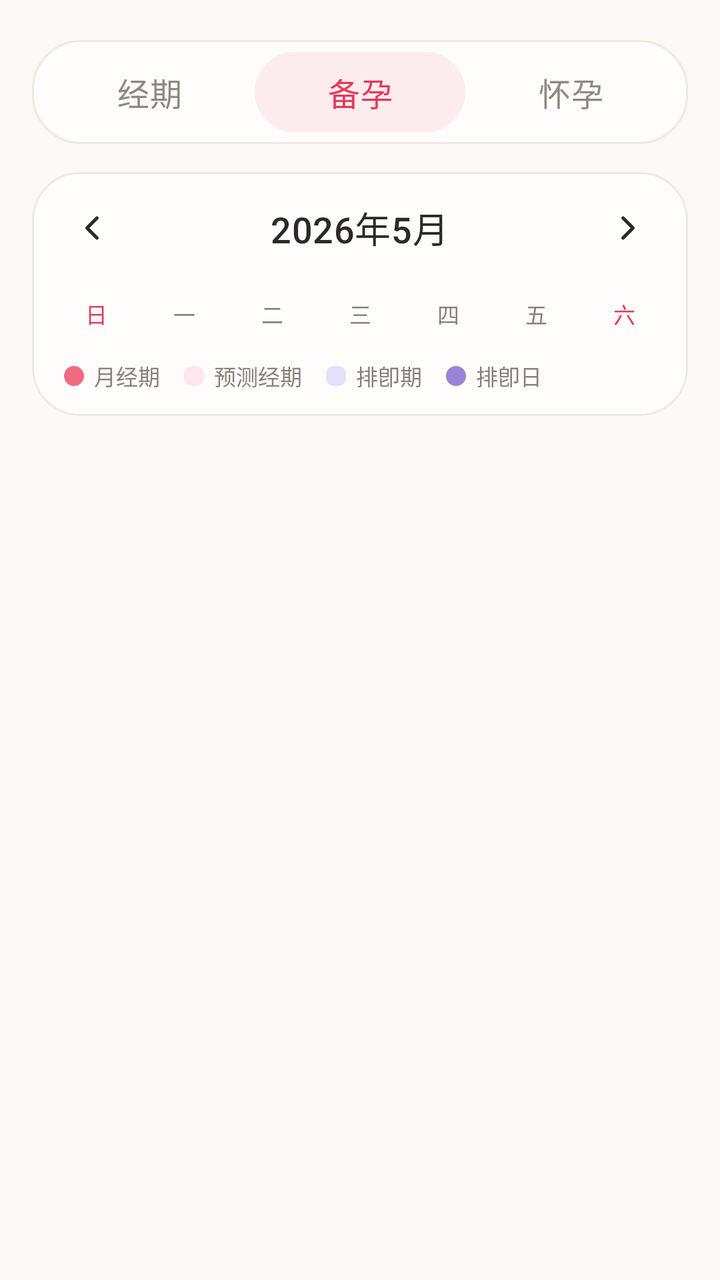
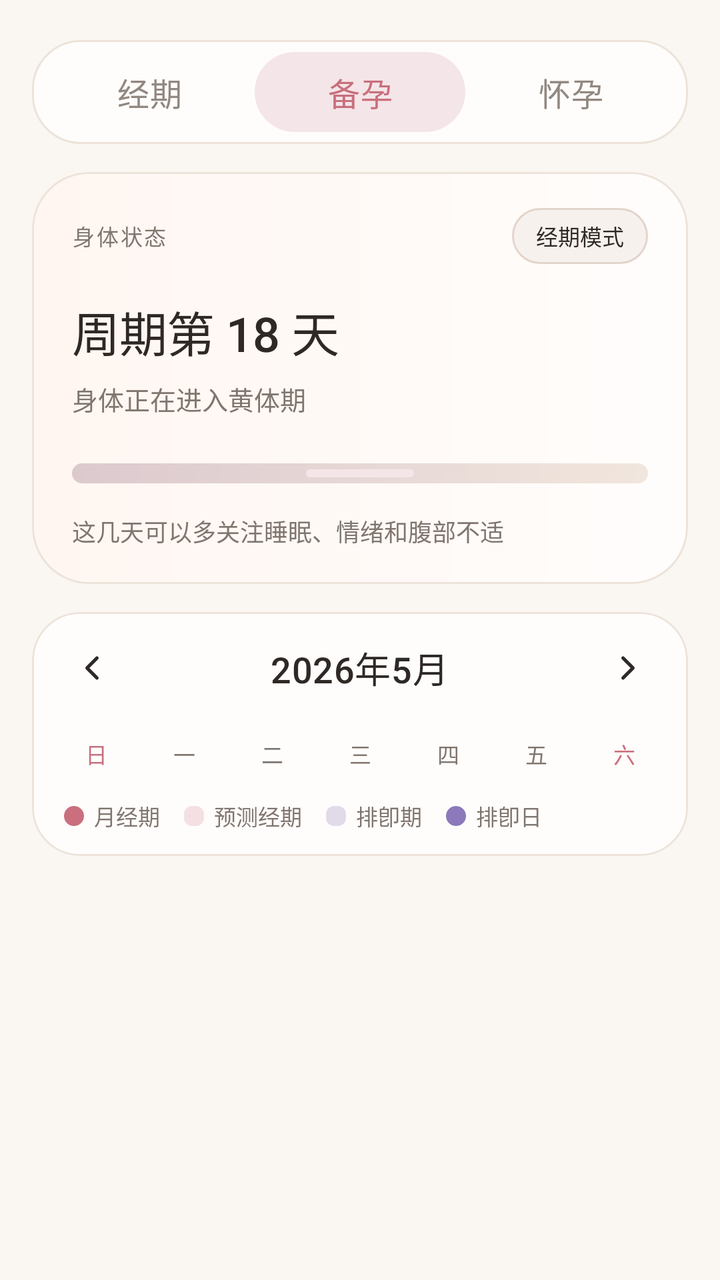

Screens rendered from an Android XML layout before and after an edit, with the pre-edit source and the edit as a unified diff.
<!-- AndroidManifest.xml: application theme Theme.Athena -->
<!-- res/layout/fragment_pregnancy_prep.xml -->
<?xml version="1.0" encoding="utf-8"?>
<androidx.core.widget.NestedScrollView
    xmlns:android="http://schemas.android.com/apk/res/android"
    xmlns:app="http://schemas.android.com/apk/res-auto"
    android:layout_width="match_parent"
    android:layout_height="match_parent"
    android:background="@color/health_page_bg"
    android:fillViewport="true">

    <LinearLayout
        android:layout_width="match_parent"
        android:layout_height="wrap_content"
        android:orientation="vertical"
        android:paddingBottom="24dp">

        <LinearLayout
            android:id="@+id/period_top_tabs"
            android:layout_width="match_parent"
            android:layout_height="wrap_content"
            android:layout_marginStart="16dp"
            android:layout_marginTop="20dp"
            android:layout_marginEnd="16dp"
            android:background="@drawable/bg_health_tabs_container"
            android:gravity="center"
            android:orientation="horizontal"
            android:padding="6dp">

            <TextView
                android:id="@+id/tab_period"
                style="@style/HealthTabTextInactive"
                android:layout_width="0dp"
                android:layout_height="40dp"
                android:layout_weight="1"
                android:gravity="center"
                android:text="&#32463;&#26399;" />

            <TextView
                android:id="@+id/tab_pregnancy_prep"
                style="@style/HealthTabTextActive"
                android:layout_width="0dp"
                android:layout_height="40dp"
                android:layout_weight="1"
                android:background="@drawable/bg_health_tab_active"
                android:gravity="center"
                android:text="&#22791;&#23381;" />

            <TextView
                android:id="@+id/tab_pregnancy"
                style="@style/HealthTabTextInactive"
                android:layout_width="0dp"
                android:layout_height="40dp"
                android:layout_weight="1"
                android:gravity="center"
                android:text="&#24576;&#23381;" />

        </LinearLayout>

        <com.google.android.material.card.MaterialCardView
            android:layout_width="match_parent"
            android:layout_height="wrap_content"
            android:layout_marginStart="16dp"
            android:layout_marginTop="14dp"
            android:layout_marginEnd="16dp"
            app:cardBackgroundColor="@color/health_card_bg"
            app:cardCornerRadius="24dp"
            app:cardElevation="0dp"
            app:strokeColor="@color/health_card_stroke"
            app:strokeWidth="1dp">

            <LinearLayout
                android:layout_width="match_parent"
                android:layout_height="wrap_content"
                android:orientation="vertical"
                android:paddingBottom="12dp">

                <RelativeLayout
                    android:layout_width="match_parent"
                    android:layout_height="56dp"
                    android:paddingStart="10dp"
                    android:paddingEnd="10dp">

                    <ImageButton
                        android:id="@+id/btn_prev_month"
                        android:layout_width="40dp"
                        android:layout_height="40dp"
                        android:layout_alignParentStart="true"
                        android:layout_centerVertical="true"
                        android:background="?attr/selectableItemBackgroundBorderless"
                        android:contentDescription="&#19978;&#19968;&#26376;"
                        android:padding="10dp"
                        android:scaleType="centerInside"
                        android:src="@drawable/ic_arrow_back"
                        app:tint="@color/health_text_primary" />

                    <TextView
                        android:id="@+id/tv_month_year"
                        style="@style/HealthMonthText"
                        android:layout_width="wrap_content"
                        android:layout_height="wrap_content"
                        android:layout_centerInParent="true"
                        android:text="2026&#24180;5&#26376;" />

                    <ImageButton
                        android:id="@+id/btn_next_month"
                        android:layout_width="40dp"
                        android:layout_height="40dp"
                        android:layout_alignParentEnd="true"
                        android:layout_centerVertical="true"
                        android:background="?attr/selectableItemBackgroundBorderless"
                        android:contentDescription="&#19979;&#19968;&#26376;"
                        android:padding="10dp"
                        android:scaleType="centerInside"
                        android:src="@drawable/ic_arrow_right"
                        app:tint="@color/health_text_primary" />

                </RelativeLayout>

                <LinearLayout
                    android:layout_width="match_parent"
                    android:layout_height="30dp"
                    android:orientation="horizontal"
                    android:paddingStart="10dp"
                    android:paddingEnd="10dp">

                    <TextView style="@style/HealthLegendText" android:layout_width="0dp" android:layout_height="match_parent" android:layout_weight="1" android:gravity="center" android:text="&#26085;" android:textColor="@color/period_rose" />
                    <TextView style="@style/HealthLegendText" android:layout_width="0dp" android:layout_height="match_parent" android:layout_weight="1" android:gravity="center" android:text="&#19968;" />
                    <TextView style="@style/HealthLegendText" android:layout_width="0dp" android:layout_height="match_parent" android:layout_weight="1" android:gravity="center" android:text="&#20108;" />
                    <TextView style="@style/HealthLegendText" android:layout_width="0dp" android:layout_height="match_parent" android:layout_weight="1" android:gravity="center" android:text="&#19977;" />
                    <TextView style="@style/HealthLegendText" android:layout_width="0dp" android:layout_height="match_parent" android:layout_weight="1" android:gravity="center" android:text="&#22235;" />
                    <TextView style="@style/HealthLegendText" android:layout_width="0dp" android:layout_height="match_parent" android:layout_weight="1" android:gravity="center" android:text="&#20116;" />
                    <TextView style="@style/HealthLegendText" android:layout_width="0dp" android:layout_height="match_parent" android:layout_weight="1" android:gravity="center" android:text="&#20845;" android:textColor="@color/period_rose" />

                </LinearLayout>

                <androidx.recyclerview.widget.RecyclerView
                    android:id="@+id/rv_calendar"
                    android:layout_width="match_parent"
                    android:layout_height="wrap_content"
                    android:nestedScrollingEnabled="false"
                    android:overScrollMode="never"
                    android:paddingStart="8dp"
                    android:paddingEnd="8dp" />

                <LinearLayout
                    android:layout_width="match_parent"
                    android:layout_height="wrap_content"
                    android:gravity="center_vertical"
                    android:orientation="horizontal"
                    android:paddingStart="16dp"
                    android:paddingTop="8dp"
                    android:paddingEnd="16dp">

                    <View android:layout_width="10dp" android:layout_height="10dp" android:background="@drawable/legend_dot_period" />
                    <TextView style="@style/HealthLegendText" android:layout_width="wrap_content" android:layout_height="wrap_content" android:layout_marginStart="5dp" android:layout_marginEnd="12dp" android:text="&#26376;&#32463;&#26399;" />
                    <View android:layout_width="10dp" android:layout_height="10dp" android:background="@drawable/legend_rect_predicted" />
                    <TextView style="@style/HealthLegendText" android:layout_width="wrap_content" android:layout_height="wrap_content" android:layout_marginStart="5dp" android:layout_marginEnd="12dp" android:text="&#39044;&#27979;&#32463;&#26399;" />
                    <View android:layout_width="10dp" android:layout_height="10dp" android:background="@drawable/legend_rect_ovulation" />
                    <TextView style="@style/HealthLegendText" android:layout_width="wrap_content" android:layout_height="wrap_content" android:layout_marginStart="5dp" android:layout_marginEnd="12dp" android:text="&#25490;&#21373;&#26399;" />
                    <View android:layout_width="10dp" android:layout_height="10dp" android:background="@drawable/legend_dot_ovulation_day" />
                    <TextView style="@style/HealthLegendText" android:layout_width="wrap_content" android:layout_height="wrap_content" android:layout_marginStart="5dp" android:text="&#25490;&#21373;&#26085;" />

                </LinearLayout>

            </LinearLayout>

        </com.google.android.material.card.MaterialCardView>

        <com.google.android.material.card.MaterialCardView
            android:layout_width="match_parent"
            android:layout_height="wrap_content"
            android:layout_marginStart="16dp"
            android:layout_marginTop="14dp"
            android:layout_marginEnd="16dp"
            android:layout_marginBottom="20dp"
            app:cardBackgroundColor="@color/health_card_bg"
            app:cardCornerRadius="22dp"
            app:cardElevation="0dp"
            app:strokeColor="@color/health_card_stroke"
            app:strokeWidth="1dp">

            <LinearLayout
                android:id="@+id/action_list_container"
                android:layout_width="match_parent"
                android:layout_height="wrap_content"
                android:orientation="vertical" />

        </com.google.android.material.card.MaterialCardView>

    </LinearLayout>

</androidx.core.widget.NestedScrollView>
<!-- resources referenced by this layout -->
<resources>
  <color name="health_card_stroke">#F0E7DF</color>
  <color name="health_page_bg">#FCF8F5</color>
  <color name="period_rose">#E5375A</color>
  <color name="health_tab_active_fill">#FCECEE</color>
  <color name="health_ovulation_day">#9B83D8</color>
  <color name="health_period_strong">#F06A82</color>
  <color name="health_ovulation_window">#E8E0FA</color>
  <color name="health_accent_soft">#FDE7EC</color>
  <color name="health_text_secondary">#8B8078</color>
  <!-- unchanged entries left out for length: 21 -->
</resources>

<!-- the commit's change to res/layout/fragment_pregnancy_prep.xml (unified diff, before → after) -->
@@ -54,6 +54,8 @@
                 android:text="&#24576;&#23381;" />
 
         </LinearLayout>
+
+        <include layout="@layout/include_health_status_card" />
 
         <com.google.android.material.card.MaterialCardView
             android:layout_width="match_parent"
@@ -189,3 +191,103 @@
     </LinearLayout>
 
 </androidx.core.widget.NestedScrollView>
+<!-- res/layout/include_health_status_card.xml (included above) -->
+<?xml version="1.0" encoding="utf-8"?>
+<com.google.android.material.card.MaterialCardView
+    xmlns:android="http://schemas.android.com/apk/res/android"
+    xmlns:app="http://schemas.android.com/apk/res-auto"
+    android:id="@+id/card_health_status"
+    android:layout_width="match_parent"
+    android:layout_height="wrap_content"
+    android:layout_marginStart="16dp"
+    android:layout_marginTop="14dp"
+    android:layout_marginEnd="16dp"
+    app:cardBackgroundColor="@android:color/transparent"
+    app:cardCornerRadius="28dp"
+    app:cardElevation="0dp"
+    app:strokeWidth="0dp">
+
+    <LinearLayout
+        android:layout_width="match_parent"
+        android:layout_height="wrap_content"
+        android:background="@drawable/bg_health_status_panel"
+        android:orientation="vertical"
+        android:paddingStart="20dp"
+        android:paddingTop="18dp"
+        android:paddingEnd="20dp"
+        android:paddingBottom="18dp">
+
+        <RelativeLayout
+            android:layout_width="match_parent"
+            android:layout_height="wrap_content">
+
+            <TextView
+                android:id="@+id/tv_health_status_kicker"
+                style="@style/HealthStatusKickerText"
+                android:layout_width="wrap_content"
+                android:layout_height="wrap_content"
+                android:layout_centerVertical="true"
+                android:text="身体状态" />
+
+            <TextView
+                android:id="@+id/tv_health_status_badge"
+                style="@style/HealthStatusBadgeText"
+                android:layout_width="wrap_content"
+                android:layout_height="28dp"
+                android:layout_alignParentEnd="true"
+                android:background="@drawable/bg_health_status_badge"
+                android:gravity="center"
+                android:minWidth="64dp"
+                android:paddingStart="12dp"
+                android:paddingEnd="12dp"
+                android:text="经期模式" />
+
+        </RelativeLayout>
+
+        <TextView
+            android:id="@+id/tv_health_status_title"
+            style="@style/HealthStatusTitleText"
+            android:layout_width="match_parent"
+            android:layout_height="wrap_content"
+            android:layout_marginTop="16dp"
+            android:text="周期第 18 天" />
+
+        <TextView
+            android:id="@+id/tv_health_status_subtitle"
+            style="@style/HealthStatusSubtitleText"
+            android:layout_width="match_parent"
+            android:layout_height="wrap_content"
+            android:layout_marginTop="7dp"
+            android:text="身体正在进入黄体期" />
+
+        <FrameLayout
+            android:layout_width="match_parent"
+            android:layout_height="20dp"
+            android:layout_marginTop="18dp">
+
+            <View
+                android:id="@+id/view_health_status_rail"
+                android:layout_width="match_parent"
+                android:layout_height="10dp"
+                android:layout_gravity="center_vertical"
+                android:background="@drawable/bg_health_status_rail" />
+
+            <View
+                android:id="@+id/view_health_status_marker"
+                android:layout_width="54dp"
+                android:layout_height="4dp"
+                android:layout_gravity="center_vertical|center_horizontal"
+                android:background="@drawable/bg_health_tab_active" />
+
+        </FrameLayout>
+
+        <TextView
+            android:id="@+id/tv_health_status_hint"
+            style="@style/HealthStatusHintText"
+            android:layout_width="match_parent"
+            android:layout_height="wrap_content"
+            android:layout_marginTop="10dp"
+            android:text="这几天可以多关注睡眠、情绪和腹部不适" />
+
+    </LinearLayout>
+</com.google.android.material.card.MaterialCardView>
<!-- resource entries referenced after the edit -->
@@ -1,14 +1,93 @@
 <!-- resources referenced by this layout -->
 <resources>
-  <color name="health_card_stroke">#F0E7DF</color>
-  <color name="health_page_bg">#FCF8F5</color>
-  <color name="period_rose">#E5375A</color>
-  <color name="health_tab_active_fill">#FCECEE</color>
-  <color name="health_ovulation_day">#9B83D8</color>
-  <color name="health_period_strong">#F06A82</color>
-  <color name="health_ovulation_window">#E8E0FA</color>
-  <color name="health_accent_soft">#FDE7EC</color>
-  <color name="health_text_secondary">#8B8078</color>
+  <color name="health_card_stroke">#EDE3DA</color>
+  <color name="health_page_bg">#FAF7F2</color>
+  <color name="period_rose">#C96F7D</color>
+  <!-- drawable bg_health_status_badge (drawable) -->
+  <?xml version="1.0" encoding="utf-8"?>
+  <shape xmlns:android="http://schemas.android.com/apk/res/android"
+      android:shape="rectangle">
+      <solid android:color="#F7F1EE" />
+      <stroke
+          android:width="1dp"
+          android:color="#E3D5CB" />
+      <corners android:radius="999dp" />
+  </shape>
+  <!-- drawable bg_health_status_panel (drawable) -->
+  <?xml version="1.0" encoding="utf-8"?>
+  <shape xmlns:android="http://schemas.android.com/apk/res/android"
+      android:shape="rectangle">
+      <gradient
+          android:angle="0"
+          android:endColor="@color/health_card_bg"
+          android:startColor="@color/health_card_tint"
+          android:type="linear" />
+      <stroke
+          android:width="1dp"
+          android:color="@color/health_card_stroke" />
+      <corners android:radius="28dp" />
+  </shape>
+  <!-- drawable bg_health_status_rail (drawable) -->
+  <?xml version="1.0" encoding="utf-8"?>
+  <shape xmlns:android="http://schemas.android.com/apk/res/android"
+      android:shape="rectangle">
+      <gradient
+          android:angle="0"
+          android:endColor="#F1E6DD"
+          android:startColor="#DCC9CE"
+          android:type="linear" />
+      <corners android:radius="999dp" />
+  </shape>
+  <style name="HealthStatusBadgeText" parent="TextAppearance.AppCompat.Caption">
+          <item name="android:textSize">11sp</item>
+          <item name="android:textStyle">normal</item>
+          <item name="android:textColor">@color/health_text_primary</item>
+          <item name="android:fontFamily">sans-serif-medium</item>
+          <item name="fontFamily">sans-serif-medium</item>
+          <item name="android:includeFontPadding">false</item>
+      </style>
+  <style name="HealthStatusHintText" parent="TextAppearance.AppCompat.Caption">
+          <item name="android:textSize">12sp</item>
+          <item name="android:textStyle">normal</item>
+          <item name="android:textColor">@color/health_text_secondary</item>
+          <item name="android:fontFamily">sans-serif</item>
+          <item name="fontFamily">sans-serif</item>
+          <item name="android:includeFontPadding">false</item>
+      </style>
+  <style name="HealthStatusKickerText" parent="TextAppearance.AppCompat.Caption">
+          <item name="android:textSize">11sp</item>
+          <item name="android:textStyle">normal</item>
+          <item name="android:textColor">@color/health_text_secondary</item>
+          <item name="android:fontFamily">sans-serif-medium</item>
+          <item name="fontFamily">sans-serif-medium</item>
+          <item name="android:letterSpacing">0.08</item>
+          <item name="android:includeFontPadding">false</item>
+      </style>
+  <style name="HealthStatusSubtitleText" parent="TextAppearance.AppCompat.Body2">
+          <item name="android:textSize">13sp</item>
+          <item name="android:textStyle">normal</item>
+          <item name="android:textColor">@color/health_text_secondary</item>
+          <item name="android:fontFamily">sans-serif</item>
+          <item name="fontFamily">sans-serif</item>
+          <item name="android:lineSpacingExtra">1dp</item>
+          <item name="android:includeFontPadding">false</item>
+      </style>
+  <style name="HealthStatusTitleText" parent="TextAppearance.AppCompat.Body1">
+          <item name="android:textSize">24sp</item>
+          <item name="android:textStyle">normal</item>
+          <item name="android:textColor">@color/health_text_primary</item>
+          <item name="android:fontFamily">sans-serif-medium</item>
+          <item name="fontFamily">sans-serif-medium</item>
+          <item name="android:letterSpacing">-0.01</item>
+          <item name="android:includeFontPadding">false</item>
+      </style>
+  <color name="health_card_tint">#FFF6F1</color>
+  <color name="health_tab_active_fill">#F4E5E8</color>
+  <color name="health_ovulation_day">#8C79BC</color>
+  <color name="health_period_strong">#C96F7D</color>
+  <color name="health_ovulation_window">#E0DAE9</color>
+  <color name="health_accent_soft">#F4E0E3</color>
+  <color name="health_text_secondary">#80766F</color>
   <!-- unchanged entries left out for length: 21 -->
 </resources>
 
